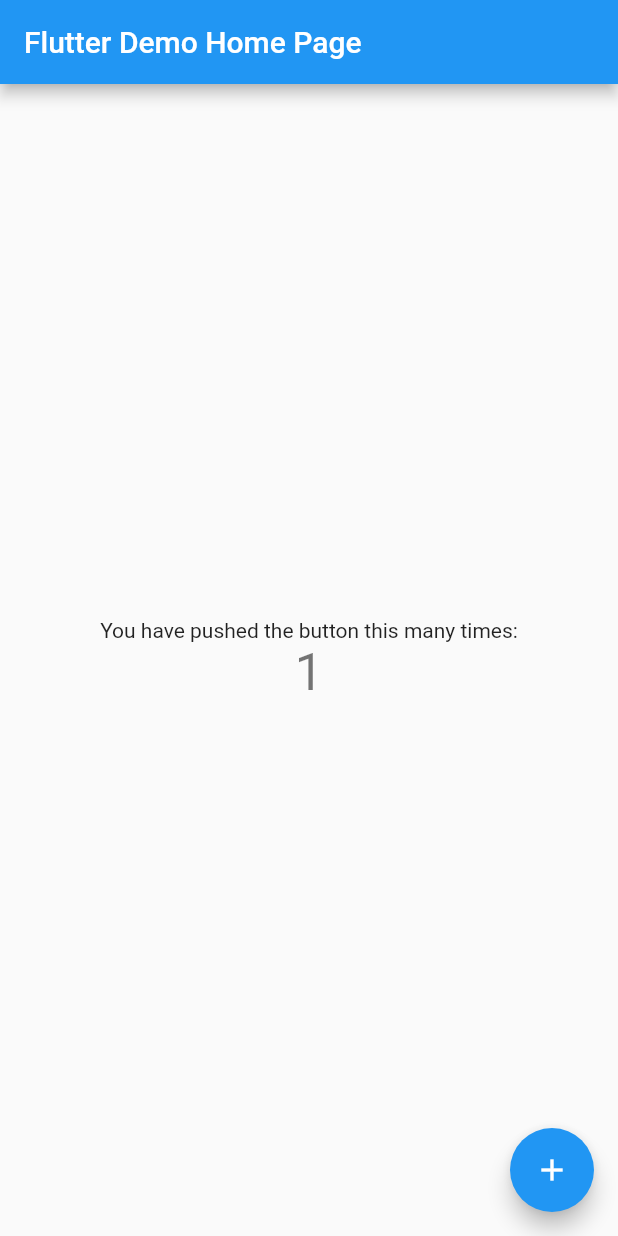
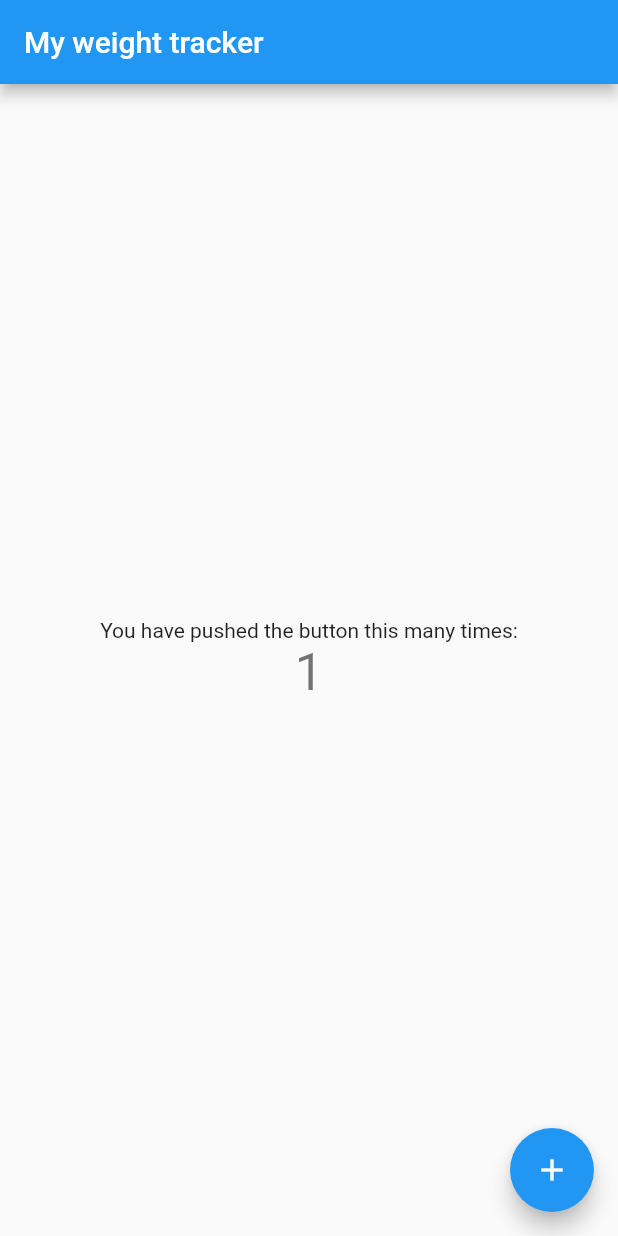
Before and after one commit to shaileshpabari9/weight_tracker, a Flutter app: the screen it shows after launch, after a tap on the "add" icon, on a phone screen of 412 x 824 dp. Run offline on Flutter 3.47's test engine with Material 2 defaults, Android fonts, the phone set to English and light mode, and no system bars; our stand-ins replace firebase_core; accounts and stored records are empty.

```diff
--- a/lib/main.dart
+++ b/lib/main.dart
@@ -1,6 +1,10 @@
+import 'package:firebase_core/firebase_core.dart';
 import 'package:flutter/material.dart';
 
-void main() {
+void main() async {
+  WidgetsFlutterBinding.ensureInitialized();
+  await Firebase.initializeApp();
+
   runApp(const MyApp());
 }
 
@@ -11,7 +15,7 @@ class MyApp extends StatelessWidget {
   @override
   Widget build(BuildContext context) {
     return MaterialApp(
-      title: 'Flutter Demo',
+      title: 'Weight tracker',
       theme: ThemeData(
         // This is the theme of your application.
         //
@@ -24,7 +28,7 @@ class MyApp extends StatelessWidget {
         // is not restarted.
         primarySwatch: Colors.blue,
       ),
-      home: const MyHomePage(title: 'Flutter Demo Home Page'),
+      home: const MyHomePage(title: 'My weight tracker'),
     );
   }
 }
--- a/pubspec.yaml
+++ b/pubspec.yaml
@@ -34,6 +34,10 @@ dependencies:
   # The following adds the Cupertino Icons font to your application.
   # Use with the CupertinoIcons class for iOS style icons.
   cupertino_icons: ^1.0.2
+
+  firebase_core: ^1.14.1
+  firebase_auth: ^3.3.14
+  cloud_firestore: ^3.1.12
 
 dev_dependencies:
   flutter_test:
```
Also changed, not shown: pubspec.lock, 7 other files.
